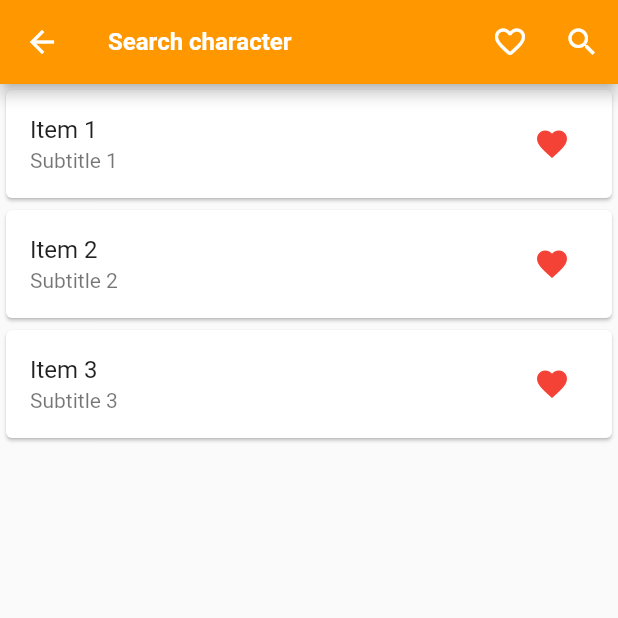
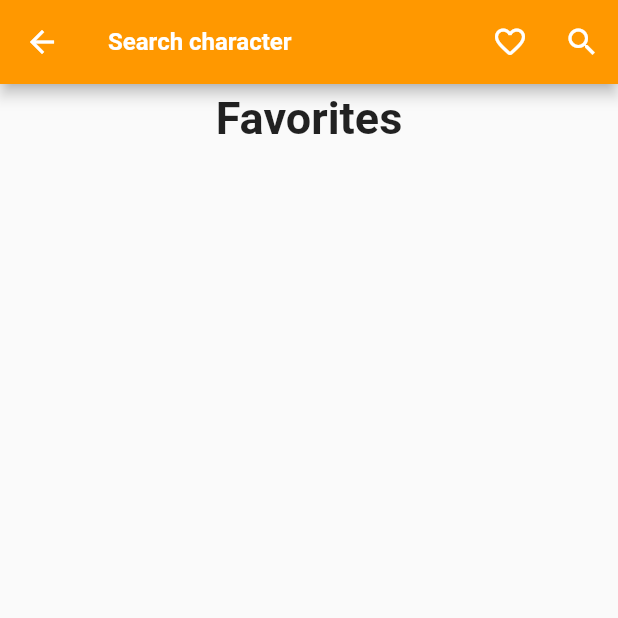
Before and after one commit to Blackbeyonder/app_superheroes, a Flutter app: the FavoritesScreen screen opened directly, after a tap on the "favorite outline" icon, on a phone screen of 412 x 824 dp, the top half of it. Run offline on Flutter 3.47's test engine with Material 2 defaults, Android fonts, the phone set to English and light mode, and no system bars; our stand-ins replace palette_generator, sensors_plus, shared_preferences; accounts and stored records are empty; network calls fail.

Commit message:
favorite2 works but isnt syncronic with home

```diff
--- a/lib/provider/cardModel.dart
+++ b/lib/provider/cardModel.dart
@@ -1,24 +1,68 @@
+import 'dart:convert';
+
 import 'package:flutter/material.dart';
+import 'package:shared_preferences/shared_preferences.dart';
 
 class CardModel extends ChangeNotifier {
-  List<Map<String, dynamic>> _items = [
-    {'id': '1', 'title': 'Item 1', 'subtitle': 'Subtitle 1', 'isFavorite': true},
-    {'id': '2', 'title': 'Item 2', 'subtitle': 'Subtitle 2', 'isFavorite': true},
-    {'id': '3', 'title': 'Item 3', 'subtitle': 'Subtitle 3', 'isFavorite': true},
-  ];
+  late SharedPreferences _prefs;
+  late List<Map<String, dynamic>> _items;
+
+  CardModel() {
+    _items = [];
+    _init();
+  }
+
+  Future<void> _init() async {
+    _prefs = await SharedPreferences.getInstance();
+    _loadItemsFromPrefs();
+  }
 
   List<Map<String, dynamic>> get items => _items;
 
-  void toggleFavorite(String itemId) {
-    final itemIndex = _items.indexWhere((item) => item['id'] == itemId);
-    if (itemIndex != -1) {
-      _items[itemIndex]['isFavorite'] = !_items[itemIndex]['isFavorite'];
-      notifyListeners();
-    }
+  void _loadItemsFromPrefs() async {
+  // Obtener la cadena JSON de SharedPreferences
+  List<Map<String, dynamic>> storageData = await obtenerListaDesdeSharedPreferences();
+
+    _items = storageData;
+    notifyListeners();
+}
+
+ Future<void> removeItemById(String id) async {
+    _items.removeWhere((element) => element['id'] == id);
+    await _saveItemsToPrefs();
+    notifyListeners();
   }
 
-  void removeFavorite(String itemId) {
-    _items.removeWhere((item) => item["id"] == itemId);
-    notifyListeners(); // Notifica a los consumidores sobre el cambio en los datos
+  Future<void> _saveItemsToPrefs() async {
+    // Convertir la lista de mapas a una cadena JSON
+    String listaJSON = json.encode(_items);
+
+    // Guardar la cadena JSON en SharedPreferences
+    await _prefs.setString('favorites', listaJSON);
+    notifyListeners();
   }
+
+  updateData(){
+    _init();
+    notifyListeners();
+
+  }
+
+
+  Future<List<Map<String, dynamic>>> obtenerListaDesdeSharedPreferences() async {
+    SharedPreferences prefs = await SharedPreferences.getInstance();
+
+    // Obtener la cadena JSON de SharedPreferences
+    String? listaJSON = prefs.getString('favorites');
+    print(listaJSON);
+    // return [];
+    // Convertir la cadena JSON a una lista de mapas
+    if (listaJSON != null && listaJSON.isNotEmpty) {
+      List<dynamic> listaDynamic = json.decode(listaJSON);
+      List<Map<String, dynamic>> listaMap = List<Map<String, dynamic>>.from(listaDynamic);
+      return listaMap;
+    } else {
+      return []; // O algún valor predeterminado si no se encuentra la lista
+    }
 }
+}
--- a/lib/screens/favoritesScreen.dart
+++ b/lib/screens/favoritesScreen.dart
@@ -3,6 +3,7 @@
 import 'package:shared_preferences/shared_preferences.dart';
 
 import '../provider/cardModel.dart';
+import '../utils/favoriteMethods.dart';
 import '../widgets/favorite.dart';
 import '../widgets/searchAppBar.dart';
 
@@ -22,24 +23,27 @@
 
   @override
   Widget build(BuildContext context) {
-     final items = Provider.of<CardModel>(context).items;
 
     return Scaffold(
       appBar: const SearchAppBar(),
-      body:  ListView.builder(
-      itemCount: items.length,
-      itemBuilder: (context, index) {
-        final item = items[index];
-
-        return Card(
-          child: ListTile(
-            title: Text(item['title']),
-            subtitle: Text(item['subtitle']),
-            trailing: Favorite2(itemId: item['id']),
-          ),
-        );
-      },
-    ),
+      body:   Center(
+      child: FutureBuilder(
+        future: FavoriteMethods().buildCardsFavorites(context), // El Future que se está esperando
+        builder: (BuildContext context, AsyncSnapshot snapshot) {
+          // Estado del futuro: 'none', 'waiting', 'done', 'error'
+          if (snapshot.connectionState == ConnectionState.waiting) {
+            // Mientras el Future está en espera
+            return CircularProgressIndicator(); // Mostrar un indicador de carga
+          } else if (snapshot.hasError) {
+            // Si hay un error al completar el Future
+            return Text('Error: ${snapshot.error}');
+          } else {
+            // Cuando el Future se completa exitosamente
+            return snapshot.data ?? Text('No hay datos');
+          }
+        },
+      ),
+    )
 
     );
   }
--- a/lib/utils/homeScreenMethods.dart
+++ b/lib/utils/homeScreenMethods.dart
@@ -82,7 +82,7 @@
                             style: const TextStyle(
                                 fontSize: 18, fontWeight: FontWeight.bold),
                           ),
-                          Favorite(characterID:character['id']),
+                          Favorite(character:character),
                         ],
                       ),
 
```
Also changed, not shown: lib/services/superHeroeService.dart (+9 -1 lines), lib/utils/favoriteMethods.dart (+34 -60 lines), lib/widgets/favorite.dart (+50 -14 lines).
